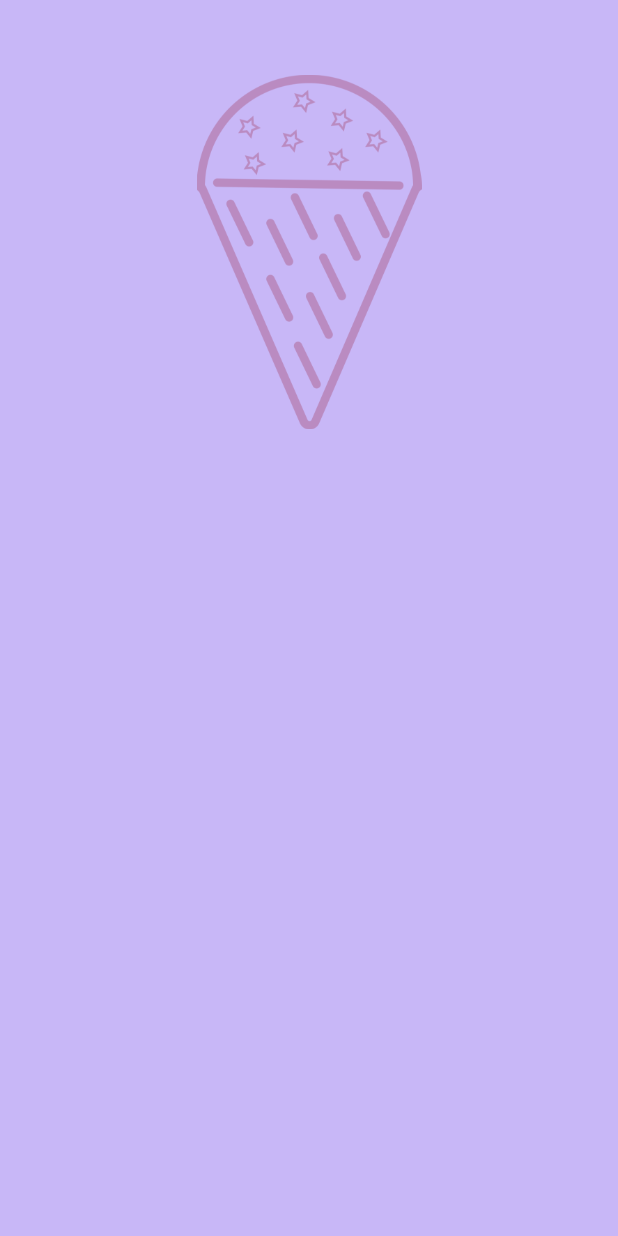
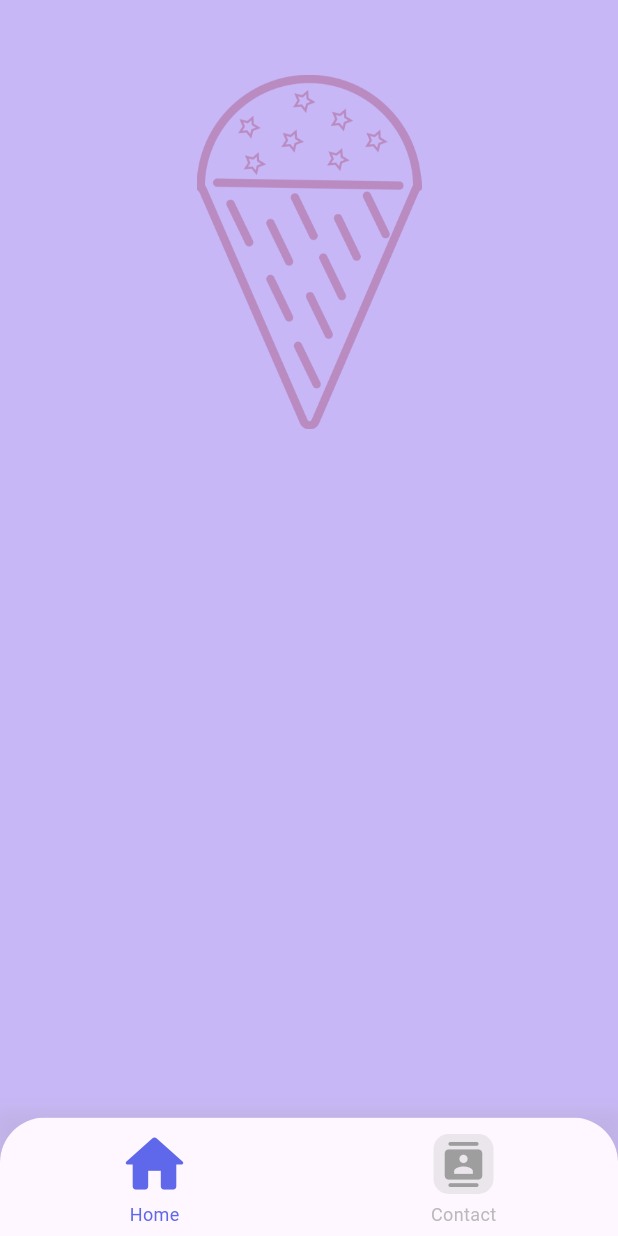
Before and after one commit to RomainDoyen/ice_creams, a Flutter app: the screen it shows after launch, on a phone screen of 412 x 824 dp. Run offline on Flutter 3.47's test engine with Material 3 defaults, Android fonts, the phone set to English and light mode, and no system bars.

Commit message:
refactor(home.dart): Add a custom navigation bar

```diff
--- a/lib/pages/home/home.dart
+++ b/lib/pages/home/home.dart
@@ -23,6 +23,60 @@ class HomePage extends StatelessWidget {
           ],
         ),
       ),
+      bottomNavigationBar: NavigationBar(),
+    );
+  }
+
+  Widget NavigationBar() {
+    return Container(
+      child: Container(
+        decoration: BoxDecoration(
+          boxShadow: [
+            BoxShadow(
+                color: Colors.grey.withOpacity(0.2),
+                spreadRadius: 5,
+                blurRadius: 10),
+          ],
+        ),
+        child: ClipRRect(
+          borderRadius: const BorderRadius.only(
+            topLeft: Radius.circular(30),
+            topRight: Radius.circular(30),
+          ),
+          child: BottomNavigationBar(
+            selectedItemColor: const Color(0xFF5F67EA),
+            selectedFontSize: 12,
+            unselectedFontSize: 12,
+            unselectedItemColor: Colors.grey.withOpacity(0.7),
+            type: BottomNavigationBarType.fixed,
+            items: [
+              const BottomNavigationBarItem(
+                label: 'Home',
+                icon: Icon(
+                  Icons.home_rounded,
+                  size: 50,
+                ),
+              ),
+              BottomNavigationBarItem(
+                label: "Contact",
+                icon: Container(
+                  margin: const EdgeInsets.all(5),
+                  padding: const EdgeInsets.all(5),
+                  decoration: BoxDecoration(
+                    color: Colors.grey.withOpacity(0.2),
+                    borderRadius: BorderRadius.circular(10),
+                  ),
+                  child: const Icon(
+                    Icons.contacts_rounded,
+                    size: 30,
+                    color: Colors.grey,
+                  ),
+                ),
+              ),
+            ],
+          ),
+        ),
+      ),
     );
   }
 }
```
